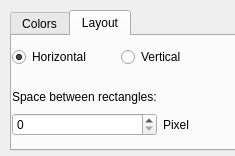
Before: the Qt Designer form contents/ui/config.ui in xdarklight/keystate-plasmoid, drawn with Qt 5.
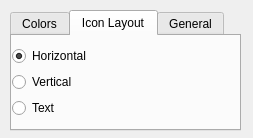
After: the same form once the commit is applied. Custom widgets are drawn as their Qt base class.

Commit message: add a text-layout

Diff of the .ui file:
```diff
--- a/contents/ui/config.ui
+++ b/contents/ui/config.ui
@@ -6,14 +6,14 @@
    <rect>
     <x>0</x>
     <y>0</y>
-    <width>235</width>
-    <height>156</height>
+    <width>253</width>
+    <height>138</height>
    </rect>
   </property>
   <property name="minimumSize">
    <size>
-    <width>235</width>
-    <height>156</height>
+    <width>0</width>
+    <height>0</height>
    </size>
   </property>
   <property name="windowTitle">
@@ -25,13 +25,13 @@
      <x>10</x>
      <y>10</y>
      <width>231</width>
-     <height>141</height>
+     <height>121</height>
     </rect>
    </property>
    <property name="minimumSize">
     <size>
      <width>231</width>
-     <height>141</height>
+     <height>121</height>
     </size>
    </property>
    <property name="currentIndex">
@@ -115,18 +115,18 @@
    </widget>
    <widget class="QWidget" name="tab_2">
     <attribute name="title">
-     <string>Layout</string>
+     <string>Icon Layout</string>
     </attribute>
     <widget class="QWidget" name="horizontalLayoutWidget">
      <property name="geometry">
       <rect>
        <x>0</x>
        <y>10</y>
-       <width>211</width>
-       <height>23</height>
+       <width>105</width>
+       <height>73</height>
       </rect>
      </property>
-     <layout class="QHBoxLayout" name="horizontalLayout">
+     <layout class="QVBoxLayout" name="verticalLayout">
       <item>
        <widget class="QRadioButton" name="kcfg_HorizontalLayout">
         <property name="text">
@@ -147,27 +147,39 @@
         </property>
        </widget>
       </item>
+      <item>
+       <widget class="QRadioButton" name="kcfg_TextLayout">
+        <property name="text">
+         <string>Text</string>
+        </property>
+       </widget>
+      </item>
      </layout>
     </widget>
+   </widget>
+   <widget class="QWidget" name="tab_3">
+    <attribute name="title">
+     <string>General</string>
+    </attribute>
     <widget class="QWidget" name="formLayoutWidget_2">
      <property name="geometry">
       <rect>
        <x>0</x>
-       <y>50</y>
+       <y>0</y>
        <width>208</width>
        <height>50</height>
       </rect>
      </property>
      <layout class="QGridLayout" name="gridLayout">
       <item row="0" column="0">
-       <widget class="QLabel" name="kcfg_ImageSpacing">
+       <widget class="QLabel" name="ImageSpacing_Label">
         <property name="text">
          <string>Space between rectangles:</string>
         </property>
        </widget>
       </item>
       <item row="1" column="0">
-       <widget class="KIntSpinBox" name="kintspinbox_2"/>
+       <widget class="KIntSpinBox" name="kcfg_ImageSpacing"/>
       </item>
       <item row="1" column="1">
        <widget class="QLabel" name="label">
```
Left out of the diff: 4 changed lines with no effect on the pictures. The commit also changes 5 other files.
